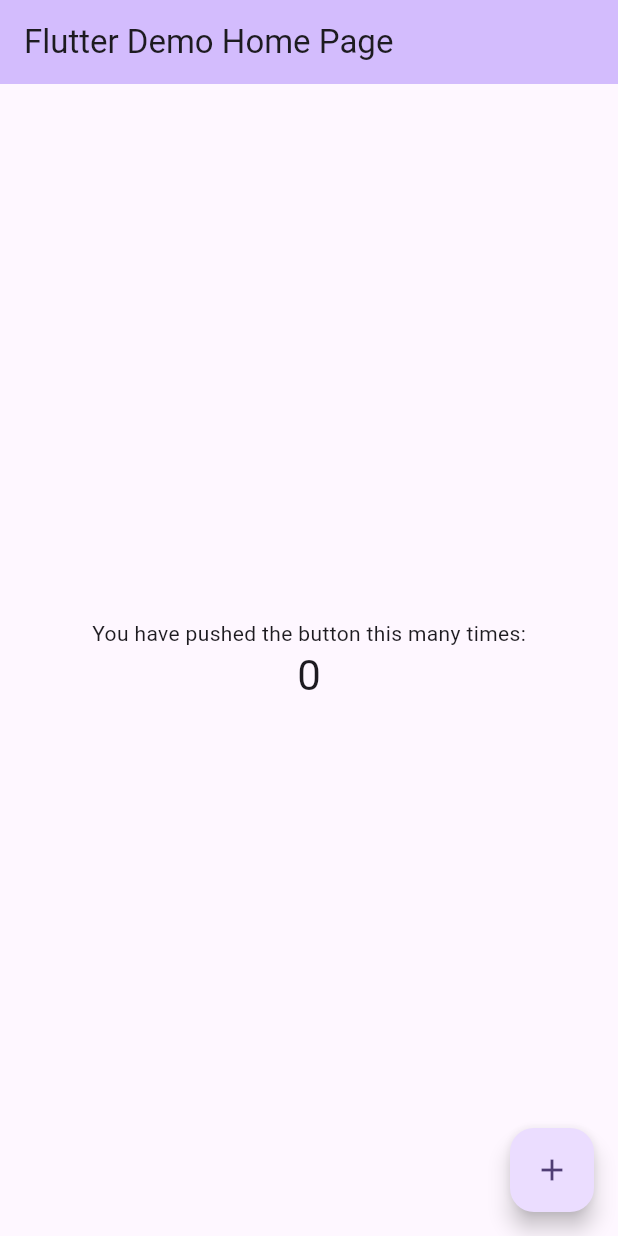
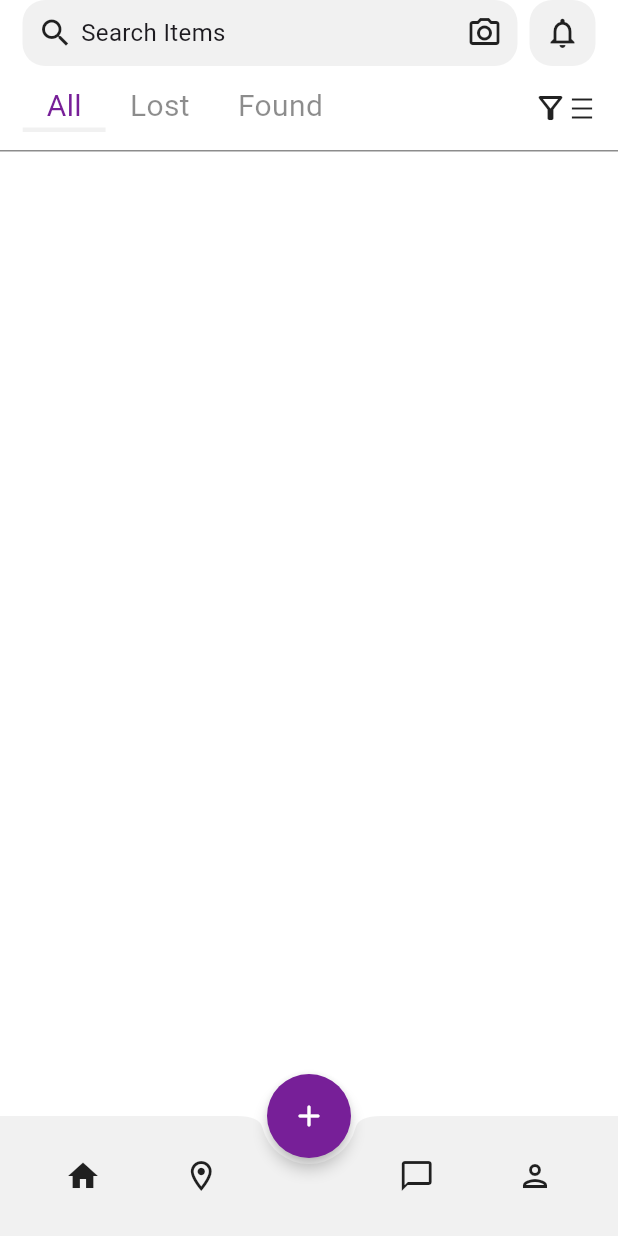
Before and after one commit to ZainabJameel300/UniFind, a Flutter app: the screen it shows after launch, on a phone screen of 412 x 824 dp. Run offline on Flutter 3.47's test engine with Material 3 defaults, Android fonts, the phone set to English and light mode, and no system bars; our stand-ins replace cloud_firestore, firebase_core; accounts and stored records are empty.

Commit message:
Added bottom nav bar + home page UI with postStream

```diff
--- /dev/null
+++ b/lib/components/filters.dart
@@ -0,0 +1,70 @@
+import 'package:flutter/material.dart';
+
+class Filters extends StatefulWidget {
+  const Filters({super.key});
+
+  @override
+  State<Filters> createState() => _FiltersState();
+}
+
+class _FiltersState extends State<Filters> {
+  List<bool> selections = [true, false, false];
+
+  @override
+  Widget build(BuildContext context) {
+    return Row(
+      children: [
+        // toggle ( All, found, lost )
+        Expanded(
+          child: ToggleButtons(
+            isSelected: selections,
+            onPressed: (int index) {
+              setState(() {
+                for (int i = 0; i < selections.length; i++) {
+                  selections[i] = i == index;
+                }
+              });
+            },
+            renderBorder: false,
+            color: Colors.black45,
+            selectedColor: const Color(0xFF771F98),
+            fillColor: Colors.white,
+            splashColor: Colors.transparent,
+            children: List.generate(selections.length, (index) {
+              final labels = ["All", "Lost", "Found"];
+              final isSelected = selections[index];
+              return Container(
+                padding: const EdgeInsets.symmetric(horizontal: 16.0, ),
+                decoration: BoxDecoration(
+                  border: Border(
+                    bottom: BorderSide(
+                      color: isSelected ? const Color(0xFFF1F1F1) : Colors.transparent,
+                      width: 3,
+                    ),
+                  ),
+                ),
+                child: Text(
+                  labels[index],
+                  style: const TextStyle(fontSize: 20.0,),
+                ),
+              );
+            }),
+          ),
+        ),
+
+
+        // filter
+        GestureDetector(
+          onTap: () {},
+          child: const Row(
+            mainAxisAlignment: MainAxisAlignment.end,
+            children: [
+              Icon(Icons.filter_alt_outlined, ),
+              Icon(Icons.density_medium, size: 18.0,),
+            ],
+          ),
+        ),
+      ],
+    );
+  }
+}
--- a/lib/main.dart
+++ b/lib/main.dart
@@ -1,6 +1,7 @@
 import 'package:flutter/material.dart';
 import 'package:firebase_core/firebase_core.dart';
 import 'package:unifind/firebase_options.dart';
+import 'pages/bottom_navbar.dart';
 
 void main() async {
   WidgetsFlutterBinding.ensureInitialized();
@@ -11,116 +12,11 @@ void main() async {
 class MyApp extends StatelessWidget {
   const MyApp({super.key});
 
-  // This widget is the root of your application.
   @override
   Widget build(BuildContext context) {
     return MaterialApp(
-      title: 'Flutter Demo',
-      theme: ThemeData(
-        // This is the theme of your application.
-        //
-        // TRY THIS: Try running your application with "flutter run". You'll see
-        // the application has a purple toolbar. Then, without quitting the app,
-        // try changing the seedColor in the colorScheme below to Colors.green
-        // and then invoke "hot reload" (save your changes or press the "hot
-        // reload" button in a Flutter-supported IDE, or press "r" if you used
-        // the command line to start the app).
-        //
-        // Notice that the counter didn't reset back to zero; the application
-        // state is not lost during the reload. To reset the state, use hot
-        // restart instead.
-        //
-        // This works for code too, not just values: Most code changes can be
-        // tested with just a hot reload.
-        colorScheme: ColorScheme.fromSeed(seedColor: Colors.deepPurple),
-      ),
-      home: const MyHomePage(title: 'Flutter Demo Home Page'),
+      debugShowCheckedModeBanner: false,
+      home: const BottomNavBar(),
     );
   }
 }
-
-class MyHomePage extends StatefulWidget {
-  const MyHomePage({super.key, required this.title});
-
-  // This widget is the home page of your application. It is stateful, meaning
-  // that it has a State object (defined below) that contains fields that affect
-  // how it looks.
-
-  // This class is the configuration for the state. It holds the values (in this
-  // case the title) provided by the parent (in this case the App widget) and
-  // used by the build method of the State. Fields in a Widget subclass are
-  // always marked "final".
-
-  final String title;
-
-  @override
-  State<MyHomePage> createState() => _MyHomePageState();
-}
-
-class _MyHomePageState extends State<MyHomePage> {
-  int _counter = 0;
-
-  void _incrementCounter() {
-    setState(() {
-      // This call to setState tells the Flutter framework that something has
-      // changed in this State, which causes it to rerun the build method below
-      // so that the display can reflect the updated values. If we changed
-      // _counter without calling setState(), then the build method would not be
-      // called again, and so nothing would appear to happen.
-      _counter++;
-    });
-  }
-
-  @override
-  Widget build(BuildContext context) {
-    // This method is rerun every time setState is called, for instance as done
-    // by the _incrementCounter method above.
-    //
-    // The Flutter framework has been optimized to make rerunning build methods
-    // fast, so that you can just rebuild anything that needs updating rather
-    // than having to individually change instances of widgets.
-    return Scaffold(
-      appBar: AppBar(
-        // TRY THIS: Try changing the color here to a specific color (to
-        // Colors.amber, perhaps?) and trigger a hot reload to see the AppBar
-        // change color while the other colors stay the same.
-        backgroundColor: Theme.of(context).colorScheme.inversePrimary,
-        // Here we take the value from the MyHomePage object that was created by
-        // the App.build method, and use it to set our appbar title.
-        title: Text(widget.title),
-      ),
-      body: Center(
-        // Center is a layout widget. It takes a single child and positions it
-        // in the middle of the parent.
-        child: Column(
-          // Column is also a layout widget. It takes a list of children and
-          // arranges them vertically. By default, it sizes itself to fit its
-          // children horizontally, and tries to be as tall as its parent.
-          //
-          // Column has various properties to control how it sizes itself and
-          // how it positions its children. Here we use mainAxisAlignment to
-          // center the children vertically; the main axis here is the vertical
-          // axis because Columns are vertical (the cross axis would be
-          // horizontal).
-          //
-          // TRY THIS: Invoke "debug painting" (choose the "Toggle Debug Paint"
-          // action in the IDE, or press "p" in the console), to see the
-          // wireframe for each widget.
-          mainAxisAlignment: MainAxisAlignment.center,
-          children: <Widget>[
-            const Text('You have pushed the button this many times:'),
-            Text(
-              '$_counter',
-              style: Theme.of(context).textTheme.headlineMedium,
-            ),
-          ],
-        ),
-      ),
-      floatingActionButton: FloatingActionButton(
-        onPressed: _incrementCounter,
-        tooltip: 'Increment',
-        child: const Icon(Icons.add),
-      ), // This trailing comma makes auto-formatting nicer for build methods.
-    );
-  }
-}
--- /dev/null
+++ b/lib/pages/bottom_navbar.dart
@@ -0,0 +1,81 @@
+import 'package:flutter/material.dart';
+import 'package:unifind/pages/home_page.dart';
+import 'package:unifind/pages/keepers_page.dart';
+import 'package:unifind/pages/chats_page.dart';
+import 'package:unifind/pages/profile_page.dart';
+import 'package:unifind/pages/report_item_page.dart';
+
+
+class BottomNavBar extends StatefulWidget {
+  const BottomNavBar({super.key});
+
+  @override
+  State<BottomNavBar> createState() => _BottomNavBarState();
+}
+
+class _BottomNavBarState extends State<BottomNavBar> {
+  int selectedIndex = 0;
+
+  final List<Widget> pages = [
+    const HomePage(),
+    const KeepersPage(),
+    const ReportItemPage(),
+    const ChatsPage(),
+    const ProfilePage(),
+  ];
+
+  void onTabTapped(int index) {
+      setState(() => selectedIndex = index);
+  }
+
+  Widget _buildNavItem(IconData selectedicon, IconData notselectedicon, int index) {
+    final bool isSelected = selectedIndex == index;
+
+    return GestureDetector(
+      onTap: () => onTabTapped(index),
+      child: Container(
+        padding: const EdgeInsets.all(15),
+        decoration: BoxDecoration(
+        ),
+        child: Icon(
+          isSelected ? selectedicon : notselectedicon,
+        ),
+      ),
+    );
+  }
+
+  @override
+  Widget build(BuildContext context) {
+    return Scaffold(
+      backgroundColor: Colors.white,
+      body: pages[selectedIndex],
+      floatingActionButtonLocation: FloatingActionButtonLocation.centerDocked,
+      floatingActionButton: FloatingActionButton(
+        backgroundColor: const Color(0xFF771F98),
+        foregroundColor: Colors.white,
+        shape: const CircleBorder(),
+        elevation: 4,
+        onPressed: () {
+          onTabTapped(2);
+        },
+        child: const Icon(Icons.add_rounded),
+      ),
+      bottomNavigationBar: BottomAppBar(
+        shape: const CircularNotchedRectangle(),
+        color: const Color(0xFFF1F1F1),
+        child: Row(
+          mainAxisAlignment: MainAxisAlignment.spaceAround,
+          children: [
+            _buildNavItem(Icons.home, Icons.home_outlined, 0),
+            _buildNavItem(Icons.location_on, Icons.location_on_outlined, 1),
+
+            const SizedBox(width: 40),
+
+            _buildNavItem(Icons.chat_bubble_rounded, Icons.chat_bubble_outline, 3),
+            _buildNavItem(Icons.person, Icons.person_outlined, 4),
+          ],
+        ),
+      ),
+    );
+  }
+}
--- /dev/null
+++ b/lib/pages/home_page.dart
@@ -0,0 +1,131 @@
+import 'package:flutter/material.dart';
+import 'package:unifind/components/post.dart';
+import '../components/filters.dart';
+import 'package:cloud_firestore/cloud_firestore.dart';
+
+
+class HomePage extends StatefulWidget {
+  const HomePage({super.key});
+
+  @override
+  State<HomePage> createState() => _HomePageState();
+}
+
+class _HomePageState extends State<HomePage> {
+  final Stream<QuerySnapshot> _postStream = FirebaseFirestore.instance
+    .collection('Posts')
+    .snapshots();
+
+  @override
+  Widget build(BuildContext context) {
+    return Scaffold(
+      backgroundColor: Colors.white,
+      body: SafeArea(
+        child: Center(
+          child: Column(
+            children: [
+              Padding(
+                padding: const EdgeInsets.symmetric(horizontal: 15.0),
+                child: Column(
+                  children: [
+                    // search & notifications
+                    Row(
+                      children: [
+                        Expanded(
+                          child: Container(
+                            padding: const EdgeInsets.all(10.0),
+                            decoration: BoxDecoration(
+                              borderRadius: BorderRadius.circular(15.0),
+                              color: const Color(0xFFF1F1F1),
+                            ),
+                            child: const Row(
+                              children: [
+
+                                // search
+                                Icon(Icons.search),
+                                SizedBox(width: 5.0,),
+                                Text("Search Items", style: TextStyle(fontSize: 16.0),),
+
+                                Spacer(),
+
+                                // AI search (camera)
+                                Icon(Icons.photo_camera_outlined),
+                              ],
+                            ),
+                          ),
+                        ),
+
+                        const SizedBox(width: 8.0),
+
+                        // notifications icon
+                        Container(
+                          padding: const EdgeInsets.all(10.0),
+                          decoration: BoxDecoration(
+                            borderRadius: BorderRadius.circular(15.0),
+                            color: const Color(0xFFF1F1F1),
+                          ),
+                          child: const Icon(Icons.notifications_outlined)
+                        ),
+                      ],
+                    ),
+
+                    const SizedBox(height: 4.0),
+
+                    // filters
+                    const Filters(),
+
+                    const SizedBox(height: 4.0),
+                  ],
+                ),
+              ),
+
+              // line
+              const SizedBox(
+                width: double.infinity,
+                child: Divider(color: Color(0xFF8C8C8C), thickness: 1, height: 1,),
+              ),
+
+              // posts
+              Expanded(
+                child: Padding(
+                  padding: const EdgeInsets.only(top: 15.0, left: 15.0, right: 15.0,),
+                  child: StreamBuilder(
+                    stream: _postStream,
+                    builder: (context, snapshot) {
+                      if (snapshot.hasError) {
+                        return const Text("Error");
+                      }
+                      if (snapshot.connectionState == ConnectionState.waiting) {
+                        return Center(child: const CircularProgressIndicator());
+                      }
+
+                      return ListView.builder(
+                        itemCount: snapshot.data!.docs.length,
+                        itemBuilder: (context, index){
+                          DocumentSnapshot data = snapshot.data!.docs.elementAt(index);
+                            return Post(
+                              // avatar: avatar,
+                              // username: username,
+                              uid: data["uid"],
+                              createdAt: data["date"],
+                              pic: data["picture"],
+                              title: data["title"],
+                              description: data["description"],
+                              date: data["date"],
+                              location: data["location"],
+                              status: data["claim_status"],
+                            );
+                        }
+                      );
+                    },
+                  ),
+                ),
+              ),
+
+            ],
+          ),
+        )
+      ),
+    );
+  }
+}
--- a/pubspec.yaml
+++ b/pubspec.yaml
@@ -36,6 +36,8 @@ dependencies:
   cupertino_icons: ^1.0.8
   firebase_core: ^4.1.0
   firebase_auth: ^6.0.2
+  cloud_firestore: ^6.0.1
+  image_picker: ^1.2.0
 
 dev_dependencies:
   flutter_test:
```
Also changed, not shown: lib/components/post.dart (added, +162 -0 lines), lib/components/post_detail.dart (added, +35 -0 lines), lib/pages/chats_page.dart (added, +12 -0 lines), lib/pages/keepers_page.dart (added, +12 -0 lines), lib/pages/profile_page.dart (added, +12 -0 lines), lib/pages/report_item_page.dart (added, +12 -0 lines), pubspec.lock, 5 other files.
